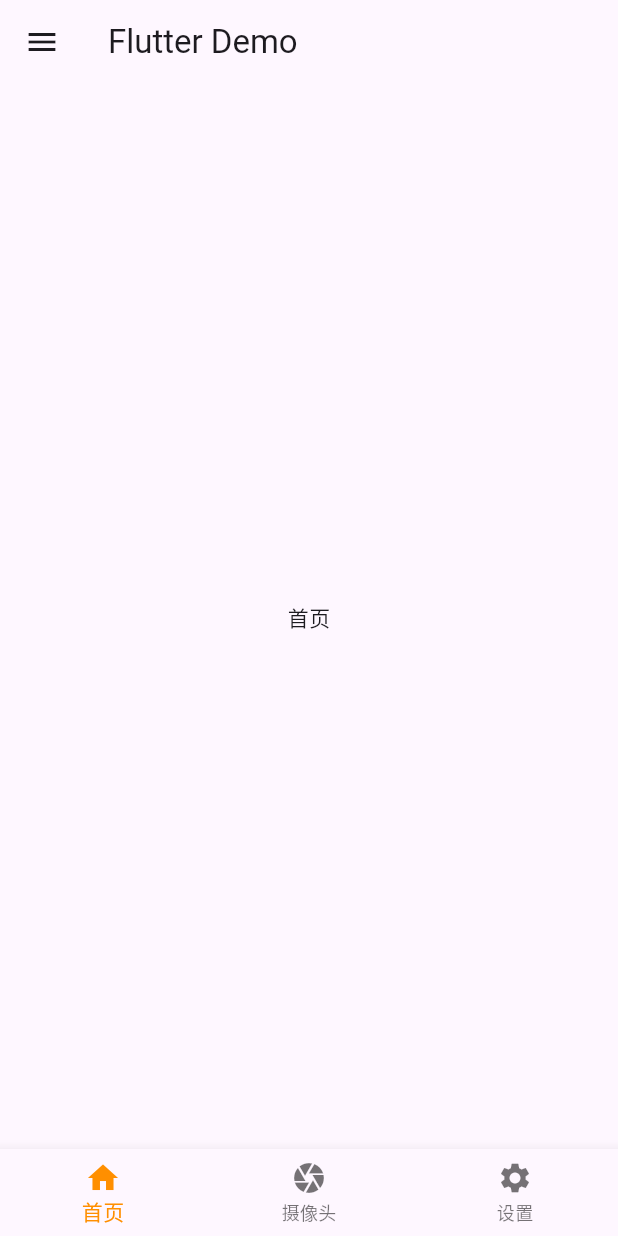
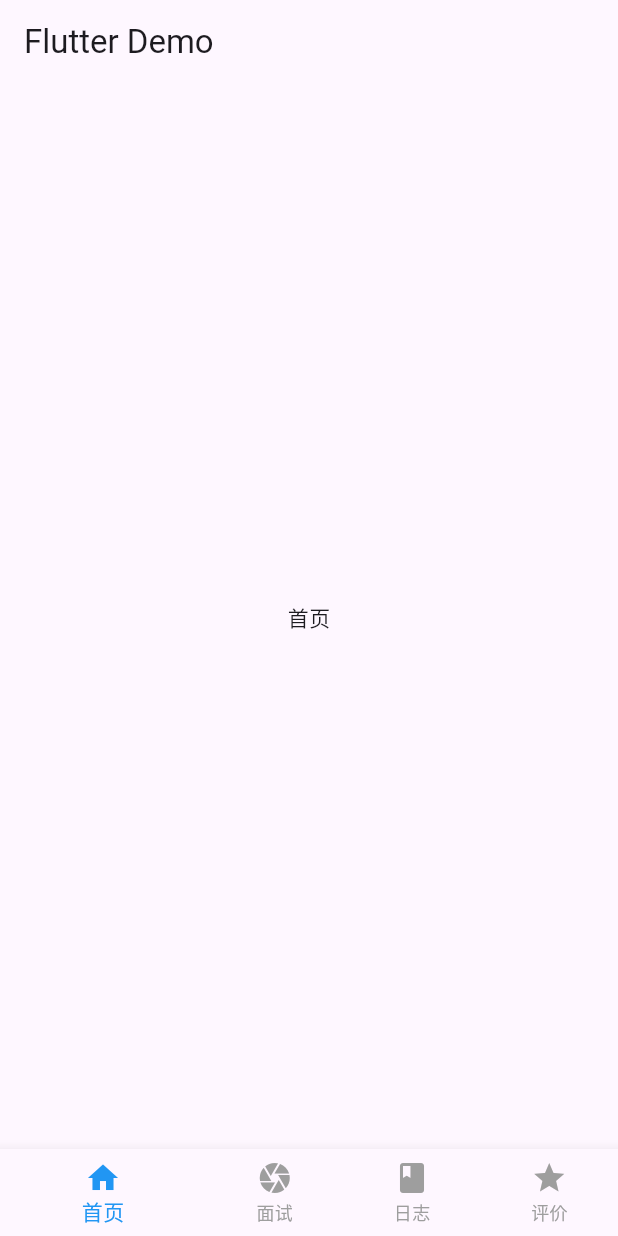
Before and after one commit to SleepyAxin/interview_system, a Flutter app: the screen it shows after launch, on a phone screen of 412 x 824 dp. Run offline on Flutter 3.47's test engine with Material 3 defaults, Android fonts, the light colour scheme and no system bars; missing offline and left inert: flutter_webrtc.

Commit message:
开启摄像头功能

```diff
--- a/analysis_options.yaml
+++ b/analysis_options.yaml
@@ -1 +1,4 @@
+analyzer:
+  errors:
+    file_names: ignore
 include: package:flutter_lints/flutter.yaml
--- /dev/null
+++ b/lib/HomePage.dart
@@ -0,0 +1,55 @@
+import 'package:flutter/material.dart';
+import 'package:interview_system/InterviewPage.dart';
+
+class HomePage extends StatefulWidget
+{
+  const HomePage({ super.key });
+
+  @override
+  State<HomePage> createState() => _HomePageState();
+}
+
+class _HomePageState extends State<HomePage>
+{
+  int _selectedIndex = 0;
+
+  static final List<Widget> _widgetOptions = <Widget>
+  [
+    const Text('首页'),
+    const InterviewPage(),
+    const Text('日志'),
+    const Text('评价')
+  ];
+
+  void _onItemTapped(int index)
+  {
+    setState(() => _selectedIndex = index);
+  }
+
+  @override
+  Widget build(BuildContext context) => Scaffold
+  (
+    appBar: AppBar(title: const Text('Flutter Demo')),
+    body: Center
+    (
+      child: _widgetOptions.elementAt(_selectedIndex),
+    ),
+    bottomNavigationBar: BottomNavigationBar
+    (
+      items: const <BottomNavigationBarItem>
+      [
+        BottomNavigationBarItem(icon: Icon(Icons.home), label: '首页'),
+        BottomNavigationBarItem(icon: Icon(Icons.camera),label: '面试'),
+        BottomNavigationBarItem(icon: Icon(Icons.book),label: '日志'),
+        BottomNavigationBarItem(icon: Icon(Icons.star),label: '评价')
+      ],
+      currentIndex: _selectedIndex,
+      unselectedItemColor: Colors.grey,
+      selectedItemColor: Colors.blue,
+      showUnselectedLabels: true,
+      unselectedLabelStyle: const TextStyle(color: Colors.grey),
+      selectedLabelStyle: const TextStyle(color: Colors.blue),
+      onTap: _onItemTapped,
+    ),
+  );
+}
--- a/lib/home.dart
+++ /dev/null
@@ -1,113 +0,0 @@
-import 'package:flutter/material.dart';
-
-class HomePage extends StatefulWidget
-{
-  const HomePage({ super.key });
-
-  @override
-  State<HomePage> createState() => _HomePageState();
-}
-
-class _HomePageState extends State<HomePage>
-{
-  int _selectedIndex = 0;
-
-  static final List<Widget> _widgetOptions = <Widget>
-  [
-    const Text('首页'),
-    const Text('摄像头'),
-    const Text('设置'),
-  ];
-
-  void _onItemTapped(int index)
-  {
-    setState(() => _selectedIndex = index);
-  }
-
-  @override
-  Widget build(BuildContext context) => Scaffold
-  (
-    appBar: AppBar(title: const Text('Flutter Demo')),
-    drawer: Drawer
-    (
-      child: ListView
-      (
-        padding: EdgeInsets.zero,
-        children: <Widget>
-        [
-          const DrawerHeader
-          (
-            decoration: BoxDecoration(color: Colors.blue),
-            child: Text
-            (
-              '侧边栏标题',
-              style: TextStyle
-              (
-                color: Colors.white,
-                fontSize: 24,
-              )
-            )
-          ),
-          ListTile
-          (
-            leading: const Icon(Icons.home),
-            title: const Text('首页'),
-            onTap: ()
-            {
-              _onItemTapped(0);
-              Navigator.pop(context);
-            },
-          ),
-          ListTile
-          (
-            leading: const Icon(Icons.camera),
-            title: const Text('摄像头'),
-            onTap: ()
-            {
-              _onItemTapped(1);
-              Navigator.pop(context);
-            },
-          ),
-          ListTile
-          (
-            leading: const Icon(Icons.settings),
-            title: const Text('设置'),
-            onTap: ()
-            {
-              _onItemTapped(2);
-              Navigator.pop(context);
-            }
-          )
-        ]
-      )
-    ),
-    body: Center
-    (
-      child: _widgetOptions.elementAt(_selectedIndex),
-    ),
-    bottomNavigationBar: BottomNavigationBar
-    (
-      items: const <BottomNavigationBarItem>
-      [
-        BottomNavigationBarItem
-        (
-          icon: Icon(Icons.home),
-          label: '首页',
-        ),
-        BottomNavigationBarItem
-        (
-          icon: Icon(Icons.camera),
-          label: '摄像头',
-        ),
-        BottomNavigationBarItem
-        (
-          icon: Icon(Icons.settings),
-          label: '设置',
-        ),
-      ],
-      currentIndex: _selectedIndex,
-      selectedItemColor: Colors.amber[800],
-      onTap: _onItemTapped,
-    )
-  );
-}
--- a/lib/main.dart
+++ b/lib/main.dart
@@ -1,6 +1,6 @@
 import 'package:flutter/material.dart';
 
-import "package:interview_system/home.dart";
+import "package:interview_system/HomePage.dart";
 
 
 void main()
```
Also changed, not shown: lib/Component/CameraView.dart (added, +44 -0 lines), lib/InterviewPage.dart (added, +22 -0 lines), lib/camera.dart (deleted).
